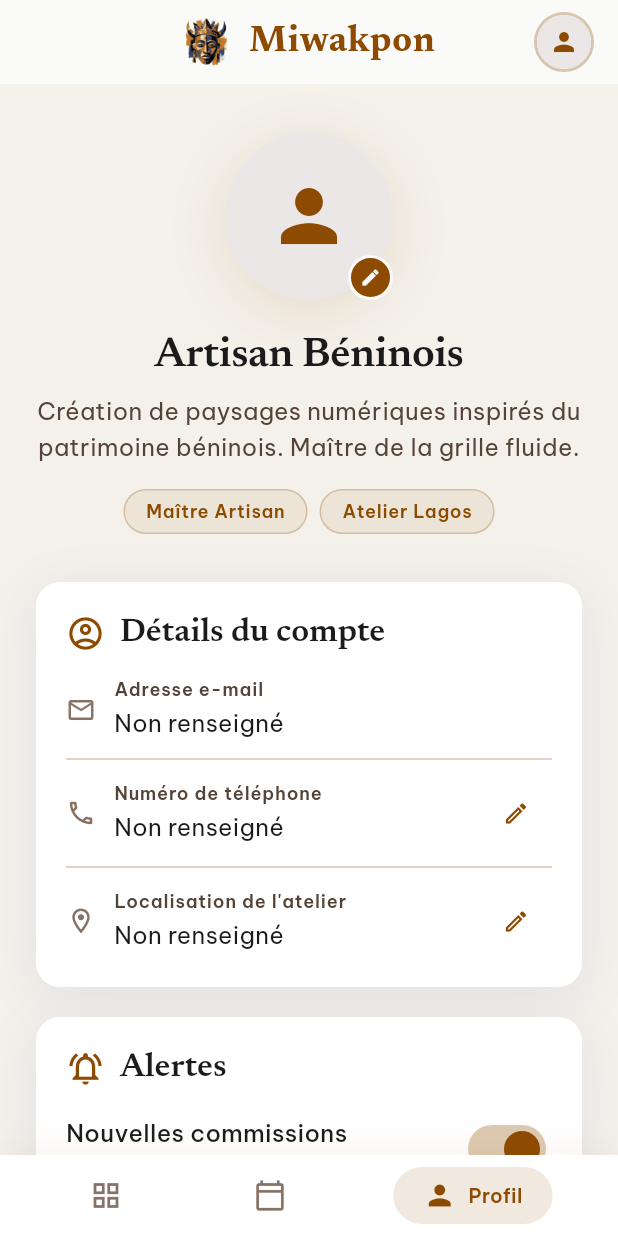
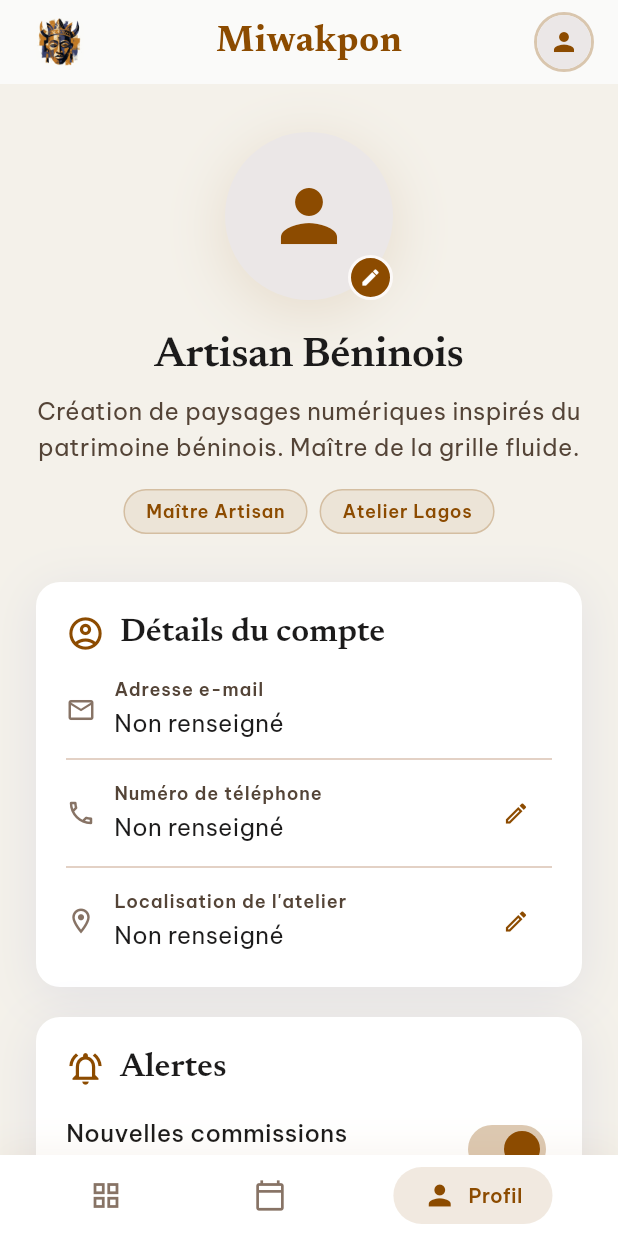
Before and after one commit to HE11032006/Miwakpon, a Flutter app: the screen it shows after launch, on a phone screen of 412 x 824 dp. Run offline on Flutter 3.47's test engine with Material 3 defaults, Android fonts, the phone set to English and light mode, and no system bars; our stand-ins replace go_router, google_fonts, supabase_flutter; accounts and stored records are empty.

Commit message:
fix: déplacement de l'icône de l'AppBar vers la gauche

```diff
--- a/lib/presentation/widgets/main_layout.dart
+++ b/lib/presentation/widgets/main_layout.dart
@@ -34,10 +34,10 @@ class MainLayout extends StatelessWidget {
         backgroundColor: const Color(0xFFFAFAF9),
         elevation: 0,
         centerTitle: true,
-        title: Row(
-          mainAxisSize: MainAxisSize.min,
-          children: [
-            ClipRRect(
+        leading: Padding(
+          padding: const EdgeInsets.only(left: 16.0),
+          child: Center(
+            child: ClipRRect(
               borderRadius: BorderRadius.circular(8),
               child: Image.asset(
                 'assets/icons/icon.jpg',
@@ -46,8 +46,10 @@ class MainLayout extends StatelessWidget {
                 fit: BoxFit.cover,
               ),
             ),
-            const SizedBox(width: 12),
-            Text(
+          ),
+        ),
+        leadingWidth: 64,
+        title: Text(
           AppConstants.appName,
           style: GoogleFonts.newsreader(
             fontSize: 24,
@@ -55,8 +57,6 @@ class MainLayout extends StatelessWidget {
             color: AppColors.primary,
             letterSpacing: 0.5,
           ),
-            ),
-          ],
         ),
         actions: [
           Padding(
```
Lines whose indentation alone changed are shown as unchanged.
